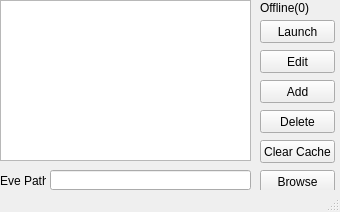
The window that gui/qt/generated/main_window.ui (SpeedProg/EveLauncher) describes before a commit, drawn with Qt 5.
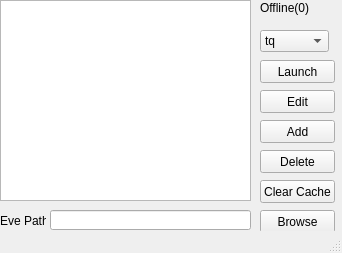
The same window after the commit.

Commit message: added support for test server

```diff
--- a/gui/qt/generated/main_window.ui
+++ b/gui/qt/generated/main_window.ui
@@ -6,8 +6,8 @@
    <rect>
     <x>0</x>
     <y>0</y>
-    <width>340</width>
-    <height>212</height>
+    <width>342</width>
+    <height>253</height>
    </rect>
   </property>
   <property name="windowTitle">
@@ -20,7 +20,7 @@
       <x>0</x>
       <y>0</y>
       <width>251</width>
-      <height>161</height>
+      <height>201</height>
      </rect>
     </property>
    </widget>
@@ -28,7 +28,7 @@
     <property name="geometry">
      <rect>
       <x>260</x>
-      <y>20</y>
+      <y>60</y>
       <width>75</width>
       <height>23</height>
      </rect>
@@ -54,7 +54,7 @@
     <property name="geometry">
      <rect>
       <x>260</x>
-      <y>50</y>
+      <y>90</y>
       <width>75</width>
       <height>23</height>
      </rect>
@@ -67,7 +67,7 @@
     <property name="geometry">
      <rect>
       <x>260</x>
-      <y>80</y>
+      <y>120</y>
       <width>75</width>
       <height>23</height>
      </rect>
@@ -80,7 +80,7 @@
     <property name="geometry">
      <rect>
       <x>260</x>
-      <y>110</y>
+      <y>150</y>
       <width>75</width>
       <height>23</height>
      </rect>
@@ -93,7 +93,7 @@
     <property name="geometry">
      <rect>
       <x>260</x>
-      <y>140</y>
+      <y>180</y>
       <width>75</width>
       <height>23</height>
      </rect>
@@ -106,7 +106,7 @@
     <property name="geometry">
      <rect>
       <x>0</x>
-      <y>170</y>
+      <y>210</y>
       <width>46</width>
       <height>21</height>
      </rect>
@@ -119,7 +119,7 @@
     <property name="geometry">
      <rect>
       <x>50</x>
-      <y>170</y>
+      <y>210</y>
       <width>201</width>
       <height>20</height>
      </rect>
@@ -132,7 +132,7 @@
     <property name="geometry">
      <rect>
       <x>260</x>
-      <y>170</y>
+      <y>210</y>
       <width>75</width>
       <height>23</height>
      </rect>
@@ -141,6 +141,26 @@
      <string>Browse</string>
     </property>
    </widget>
+   <widget class="QComboBox" name="cbox_server">
+    <property name="geometry">
+     <rect>
+      <x>260</x>
+      <y>30</y>
+      <width>69</width>
+      <height>22</height>
+     </rect>
+    </property>
+    <item>
+     <property name="text">
+      <string notr="true">tq</string>
+     </property>
+    </item>
+    <item>
+     <property name="text">
+      <string notr="true">sisi</string>
+     </property>
+    </item>
+   </widget>
   </widget>
   <widget class="QStatusBar" name="statusbar"/>
  </widget>
```
The commit also changes 5 other files.
